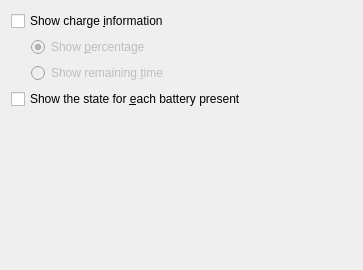
Before: the Qt Designer form plasma/applets/battery/batteryConfig.ui in mgottschlag/kwin-tiling, drawn with Qt 5.
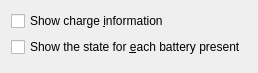
After: the same form once the commit is applied.

Commit message:
showing the remaining time is now opt-in for geeks
- Only show the time in the popup when m_showRemainingTime is true
- m_showRemainingTime can still be set manually in the config file
- Removed options from the config UI

I've disabled this feature for now since it doesn't work well enough
in a lot of cases. For those that really can't live without that
information, you can still enable it in the config, add a line such
as:

showRemainingTime=false

in the applet's configuration, and it comes back (as unreliable as
this information actually is).

CCMAIL:plasma-devel@kde.org

Diff of the .ui file:
```diff
--- a/plasma/applets/battery/batteryConfig.ui
+++ b/plasma/applets/battery/batteryConfig.ui
@@ -1,12 +1,12 @@
 <ui version="4.0" >
  <class>batteryConfig</class>
- <widget class="QWidget" name="batteryConfig" >
-  <property name="geometry" >
+ <widget class="QWidget" name="batteryConfig">
+  <property name="geometry">
    <rect>
     <x>0</x>
     <y>0</y>
-    <width>363</width>
-    <height>270</height>
+    <width>247</width>
+    <height>73</height>
    </rect>
   </property>
   <property name="windowTitle" >
@@ -24,67 +24,8 @@
     </widget>
    </item>
    <item>
-    <layout class="QGridLayout" name="gridLayout" >
-     <item row="0" column="1" >
-      <widget class="QRadioButton" name="showPercentageRadioButton" >
-       <property name="enabled" >
-        <bool>false</bool>
-       </property>
-       <property name="text" >
-        <string>Show &amp;percentage</string>
-       </property>
-       <property name="checked" >
-        <bool>true</bool>
-       </property>
-      </widget>
-     </item>
-     <item row="0" column="0" >
-      <spacer name="horizontalSpacer" >
-       <property name="orientation" >
-        <enum>Qt::Horizontal</enum>
-       </property>
-       <property name="sizeType" >
-        <enum>QSizePolicy::Fixed</enum>
-       </property>
-       <property name="sizeHint" stdset="0" >
-        <size>
-         <width>20</width>
-         <height>20</height>
-        </size>
-       </property>
-      </spacer>
-     </item>
-     <item row="1" column="0" >
-      <spacer name="horizontalSpacer_2" >
-       <property name="orientation" >
-        <enum>Qt::Horizontal</enum>
-       </property>
-       <property name="sizeType" >
-        <enum>QSizePolicy::Fixed</enum>
-       </property>
-       <property name="sizeHint" stdset="0" >
-        <size>
-         <width>20</width>
-         <height>20</height>
-        </size>
-       </property>
-      </spacer>
-     </item>
-     <item row="1" column="1" >
-      <widget class="QRadioButton" name="showTimeRadioButton" >
-       <property name="enabled" >
-        <bool>false</bool>
-       </property>
-       <property name="text" >
-        <string>Show remaining &amp;time</string>
-       </property>
-      </widget>
-     </item>
-    </layout>
-   </item>
-   <item>
-    <widget class="QCheckBox" name="showMultipleBatteriesCheckBox" >
-     <property name="toolTip" >
+    <widget class="QCheckBox" name="showMultipleBatteriesCheckBox">
+     <property name="toolTip">
       <string/>
      </property>
      <property name="text" >
```
Left out of the diff: 56 changed lines with no effect on the pictures. The commit also changes 1 other file.
